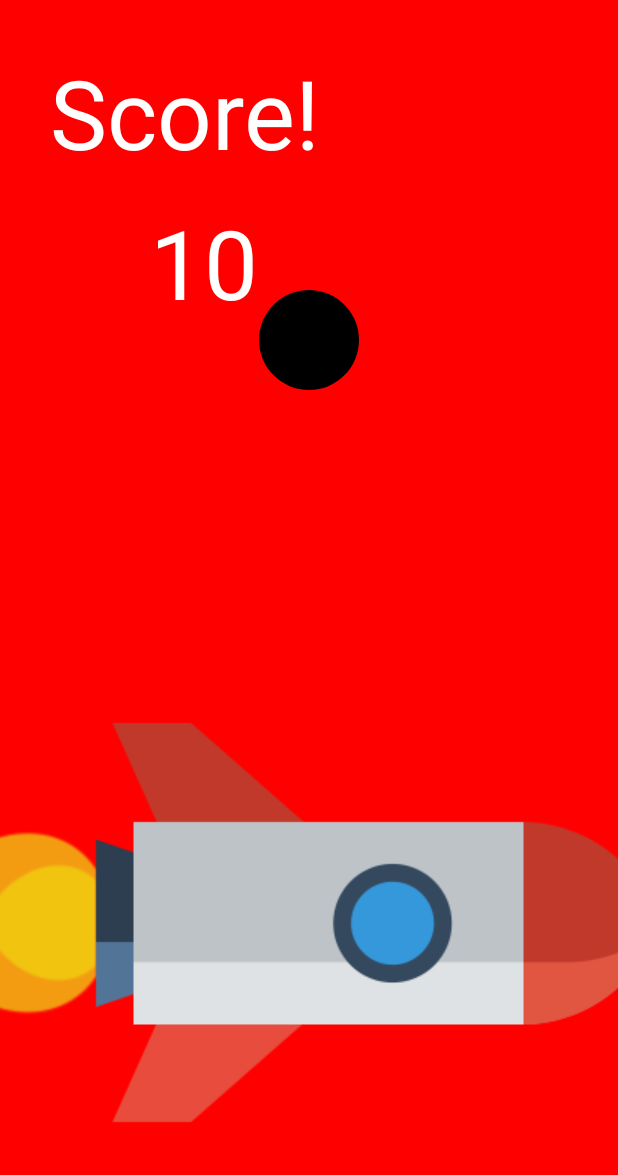
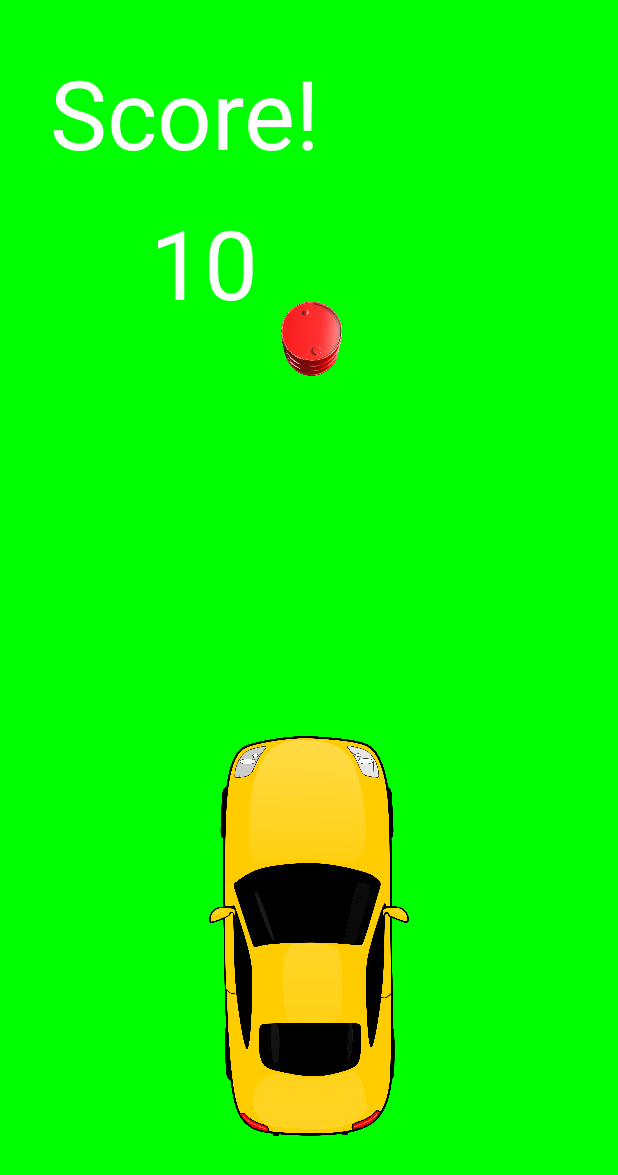
Before and after one commit to Zereis/2D-Endless-Runner-Game, an Android app: the GameActivity screen opened directly, with no data from a screen before it, on a phone screen of 412 x 824 dp. Shown: the top 1175 px of the screen. Run offline under Robolectric (Android 15) with nearby library versions, the phone set to English and light mode, and no system bars; our stand-ins replace Room's generated code.

Commit message:
image for coins and obstacle

```diff
--- a/app/src/main/java/com/example/assignmentc/Coins.kt
+++ b/app/src/main/java/com/example/assignmentc/Coins.kt
@@ -1,21 +1,29 @@
 package com.example.assignmentc
 
 import android.content.Context
+import android.graphics.Bitmap
+import android.graphics.BitmapFactory
 import android.graphics.Color
 import android.graphics.Paint
+import android.util.Log
 
 class Coins(private val context: Context) {
-    var paint: Paint? = null
+
+    var coinsBitmap: Bitmap? = null
+        private set // Make the playerBitmap property private to the outside
     var posX: Float? = 0.0f
     var posY: Float? = 0.0f
     var speed: Int? = 10
     var coinCollisionRadius: Float? = 50f
+    private var width: Int = 0
+    private var height: Int = 0
 
     init {
-        paint = Paint()
-        paint!!.isFilterBitmap = true
-        paint!!.isAntiAlias = true
-        paint!!.color = Color.YELLOW
+        val originalBitmap = BitmapFactory.decodeResource(context.resources, R.drawable.coin)
+        width = 100 //originalBitmap.width // Desired width of the player image
+        height = 100 // originalBitmap.heightDesired height of the player image
+        coinsBitmap = Bitmap.createScaledBitmap(originalBitmap, width, height, false)
+
     }
 
     fun setPos(X: Float, Y: Float){
@@ -24,7 +32,7 @@ class Coins(private val context: Context) {
     }
 
     fun destroy(){
-        paint = null
+
         posX = null
         posY = null
         speed = null
--- a/app/src/main/java/com/example/assignmentc/GameView.kt
+++ b/app/src/main/java/com/example/assignmentc/GameView.kt
@@ -209,16 +209,25 @@ class GameView(context: Context) : View(context), CoroutineScope by MainScope()
     override fun draw(canvas: Canvas?)
     {
         super.draw(canvas)
-        canvas?.drawColor(Color.RED)
+        canvas?.drawColor(Color.GREEN)
 
         // Draw obstacles
-        obstacleList.forEach{
-            canvas?.drawCircle(it.posX!!, it.posY!!, it.obstacleCollisionRadius!!, it.paint!!)
+        obstacleList.forEach {
+            obstacle.obstacleBitmap?.let { bitmap ->
+                canvas?.drawBitmap(
+                    bitmap,
+                    it.posX!! - bitmap.width / 2,
+                    it.posY!! - bitmap.height / 2,
+                    null
+                )
+            }
         }
-
         // Draw coins
         coinsList.forEach{
-            canvas?.drawCircle(it.posX!!, it.posY!!, it.coinCollisionRadius!!, it.paint!!)
+         coins.coinsBitmap ?.let { bitmap ->
+             canvas?.drawBitmap(bitmap, it.posX!! - bitmap.width / 2, it.posY!! - bitmap.height / 2, null)
+         }
+        //canvas?.drawCircle(it.posX!!, it.posY!!, it.coinCollisionRadius!!, it.paint!!)
         }
 
         // Draw player
--- a/app/src/main/java/com/example/assignmentc/Obstacle.kt
+++ b/app/src/main/java/com/example/assignmentc/Obstacle.kt
@@ -1,22 +1,29 @@
 package com.example.assignmentc
 
 import android.content.Context
+import android.graphics.Bitmap
+import android.graphics.BitmapFactory
 import android.graphics.Color
 import android.graphics.Paint
 
 class Obstacle(private val context: Context) {
 
-    var paint: Paint? = null
+
     var posX: Float? = 0.0f
     var posY: Float? = 0.0f
     var speed: Int? = 10
     var obstacleCollisionRadius: Float? = 50f
 
+    var obstacleBitmap: Bitmap? = null
+        private set // Make the playerBitmap property private to the outside
+    private var width: Int = 0
+    private var height: Int = 0
+
     init {
-        paint = Paint()
-        paint!!.isFilterBitmap = true
-        paint!!.isAntiAlias = true
-        paint!!.color = Color.BLACK
+        val originalBitmap = BitmapFactory.decodeResource(context.resources, R.drawable.oil_barrel)
+        width = 100 //originalBitmap.width // Desired width of the player image
+        height = 100 // originalBitmap.heightDesired height of the player image
+        obstacleBitmap = Bitmap.createScaledBitmap(originalBitmap, width, height, false)
     }
 
     fun setPos(X: Float, Y: Float){
@@ -25,7 +32,6 @@ class Obstacle(private val context: Context) {
     }
 
     fun destroy(){
-        paint = null
         posX = null
         posY = null
         speed = null
--- a/app/src/main/java/com/example/assignmentc/Player.kt
+++ b/app/src/main/java/com/example/assignmentc/Player.kt
@@ -10,7 +10,7 @@ import android.util.Log
 
 class Player(private val context: Context){
 
-    var paint: Paint? = null
+
     var posX: Float = 0.0f
     var posY: Float = 0.0f
     var playerCollisionRadius: Float = 50f
@@ -22,9 +22,9 @@ class Player(private val context: Context){
     private var height: Int = 0
     init {
 
-        val originalBitmap = BitmapFactory.decodeResource(context.resources, R.drawable.rocket3)
-        width = originalBitmap.width // Desired width of the player image
-        height = originalBitmap.height // Desired height of the player image
+        val originalBitmap = BitmapFactory.decodeResource(context.resources, R.drawable.player_car)
+        width = 200//originalBitmap.width // Desired width of the player image
+        height = 400//originalBitmap.height // Desired height of the player image
         playerBitmap = Bitmap.createScaledBitmap(originalBitmap, width, height, false)
         Log.d("PlayerImage", "Image width: $width, height: $height")
     }
```
